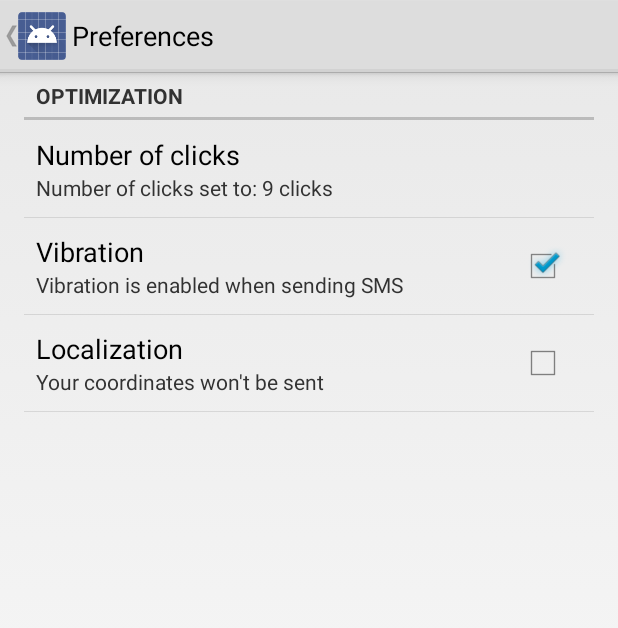
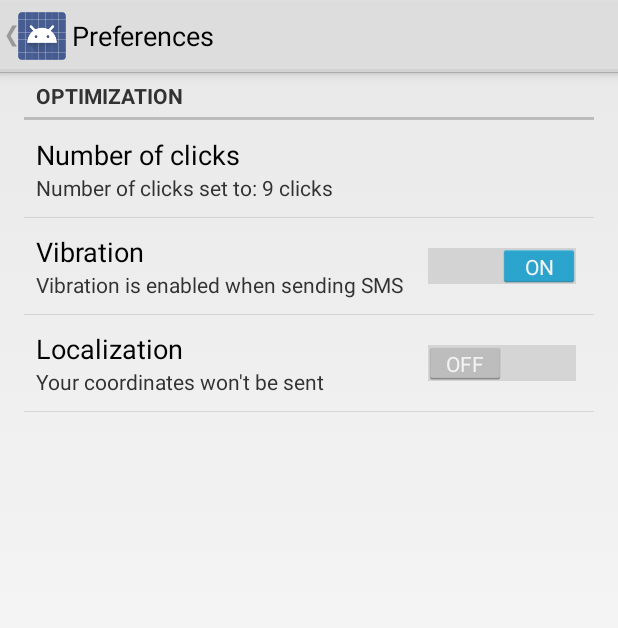
Before and after one commit to PuR3v1L/EmergencySMS, an Android app: the PrefsActivity screen opened directly, with no data from a screen before it, after a tap on "Localization", on a phone screen of 412 x 824 dp. Shown: the top 628 px of the screen. Run offline under Robolectric (Android 15) with nearby library versions, the phone set to English and light mode, and no system bars; libraries missing offline, so code that uses them is left out: android.test.suitebuilder.

Commit message:
Version Code 2 -- v1.0.1 + Changed theme to Holo + Added preference button if space on ActionBar + Optimized searching for last known positions

```diff
--- a/InstantSMSEmergency/src/main/java/com/spydiko/instantsmsemergency/PrefsActivity.java
+++ b/InstantSMSEmergency/src/main/java/com/spydiko/instantsmsemergency/PrefsActivity.java
@@ -1,5 +1,6 @@
 package com.spydiko.instantsmsemergency;
 
+import android.annotation.SuppressLint;
 import android.content.SharedPreferences;
 import android.graphics.Color;
 import android.os.Build;
@@ -8,7 +9,9 @@ import android.preference.CheckBoxPreference;
 import android.preference.ListPreference;
 import android.preference.PreferenceActivity;
 import android.preference.PreferenceManager;
+import android.preference.SwitchPreference;
 import android.support.v4.app.NavUtils;
+import android.test.suitebuilder.annotation.Suppress;
 import android.util.Log;
 import android.view.MenuItem;
 
@@ -20,13 +23,13 @@ public class PrefsActivity extends PreferenceActivity implements SharedPreferenc
 	private static final String TAG = PrefsActivity.class.getSimpleName();
 	ListPreference screenOffCounterList;
 	CheckBoxPreference vibratePref, locationPref;
+	SwitchPreference vibratePrefSwitch, locationPrefSwitch;
 	InstantSMSemergensy instantSMSemergensy;
 
 	@Override
 	protected void onCreate(Bundle savedInstanceState) {
 		super.onCreate(savedInstanceState);
 		addPreferencesFromResource(R.xml.prefs);
-
 		instantSMSemergensy = (InstantSMSemergensy) this.getApplication();
 		if (Build.VERSION.SDK_INT >= Build.VERSION_CODES.HONEYCOMB)
 			getActionBar().setDisplayHomeAsUpEnabled(true);
@@ -36,8 +39,27 @@ public class PrefsActivity extends PreferenceActivity implements SharedPreferenc
 
 	private void setSummaries() {
 		setScreenOffCounterSum();
-		setVibrationSum();
-		setLocationSum();
+		if (Build.VERSION.SDK_INT >= Build.VERSION_CODES.ICE_CREAM_SANDWICH){
+			setVibrationSwitchSum();
+			setLocationSwitchSum();
+		}else{
+			setVibrationSum();
+			setLocationSum();
+		}
+	}
+
+	@SuppressLint("NewApi")
+	private void setLocationSwitchSum() {
+		locationPrefSwitch = (SwitchPreference) findPreference("location_pref");
+		if (locationPrefSwitch.isChecked()) locationPrefSwitch.setSummary(getResources().getString(R.string.location_on));
+		else locationPrefSwitch.setSummary(getResources().getString(R.string.location_off));
+	}
+
+	@SuppressLint("NewApi")
+	private void setVibrationSwitchSum() {
+		vibratePrefSwitch = (SwitchPreference) findPreference("vibrate_pref");
+		if (vibratePrefSwitch.isChecked()) vibratePrefSwitch.setSummary(getResources().getString(R.string.vibrate_on));
+		else vibratePrefSwitch.setSummary(getResources().getString(R.string.vibrate_off));
 	}
 
 	private void setScreenOffCounterSum() {
@@ -55,8 +77,14 @@ public class PrefsActivity extends PreferenceActivity implements SharedPreferenc
 	public void onSharedPreferenceChanged(SharedPreferences sharedPreferences, String s) {
 		if (InstantSMSemergensy.debugging) Log.d(TAG, "onSharedPreferenceChanged: " + s);
 		if (s.equals("screen_off_counter")) setScreenOffCounterSum();
-		if (s.equals("vibrate_pref")) setVibrationSum();
-		if (s.equals("location_pref")) setLocationSum();
+		if (Build.VERSION.SDK_INT >= Build.VERSION_CODES.ICE_CREAM_SANDWICH){
+			if (s.equals("vibrate_pref")) setVibrationSwitchSum();
+			if (s.equals("location_pref")) setLocationSwitchSum();
+		}else{
+			if (s.equals("vibrate_pref")) setVibrationSum();
+			if (s.equals("location_pref")) setLocationSum();
+		}
+
 	}
 
 	private void setLocationSum() {
--- /dev/null
+++ b/InstantSMSEmergency/src/main/res/xml-v14/prefs.xml
@@ -0,0 +1,22 @@
+<?xml version="1.0" encoding="utf-8"?>
+
+<PreferenceScreen xmlns:android="http://schemas.android.com/apk/res/android">
+    <PreferenceCategory android:title="@string/optimization_prefs">
+        <ListPreference
+            android:key="screen_off_counter"
+            android:title="@string/counter_title"
+            android:entries="@array/counter_list"
+            android:entryValues="@array/counter_list_values"
+            android:defaultValue="8"/>
+    </PreferenceCategory>
+
+    <SwitchPreference
+        android:title="@string/vibratePref"
+        android:defaultValue="true"
+        android:key="vibrate_pref" />
+
+    <SwitchPreference
+        android:title="@string/locationPref"
+        android:defaultValue="true"
+        android:key="location_pref" />
+</PreferenceScreen>
```
Also changed, not shown: InstantSMSEmergency/src/main/java/com/spydiko/instantsmsemergency/InstantSMSemergensy.java (+16 -25 lines), InstantSMSEmergency/src/main/res/menu/main.xml (+4 -5 lines).
